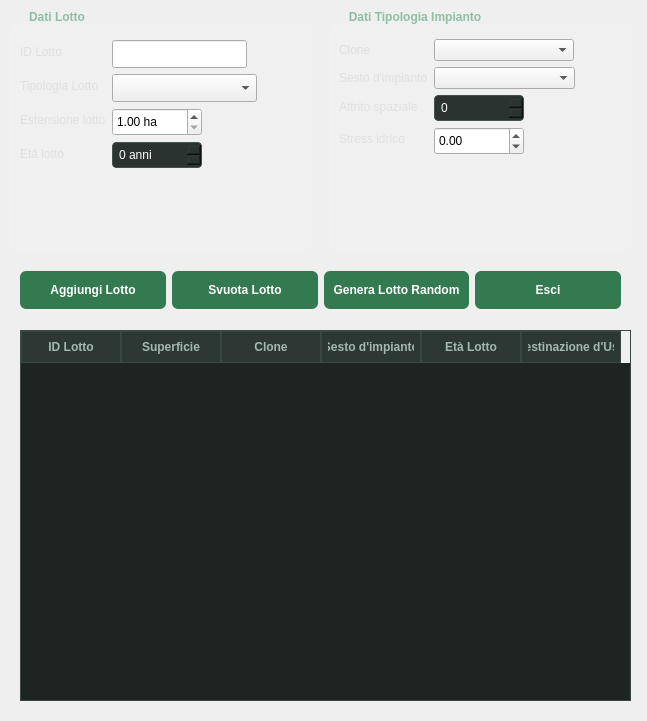
The window that GUI/form_lotti.ui (Seyen75/Gestione_Pioppeto) describes before a commit, drawn with Qt 5.
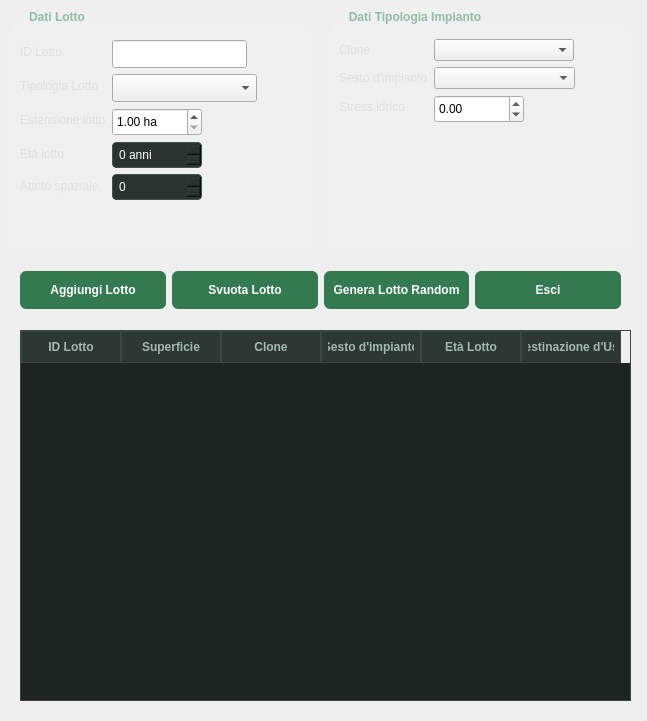
The same window after the commit.

```diff
--- a/GUI/form_lotti.ui
+++ b/GUI/form_lotti.ui
@@ -261,6 +261,26 @@
        </property>
       </widget>
      </item>
+     <item row="4" column="0">
+      <widget class="QLabel" name="label_7">
+       <property name="text">
+        <string>Attrito spaziale</string>
+       </property>
+      </widget>
+     </item>
+     <item row="4" column="1">
+      <widget class="QSpinBox" name="spin_attrito">
+       <property name="maximumSize">
+        <size>
+         <width>90</width>
+         <height>90</height>
+        </size>
+       </property>
+       <property name="maximum">
+        <number>10</number>
+       </property>
+      </widget>
+     </item>
     </layout>
    </widget>
   </widget>
@@ -374,7 +394,7 @@
       <x>9</x>
       <y>29</y>
       <width>281</width>
-      <height>140</height>
+      <height>112</height>
      </rect>
     </property>
     <layout class="QFormLayout" name="formLayout_2">
@@ -431,33 +451,13 @@
       </widget>
      </item>
      <item row="2" column="0">
-      <widget class="QLabel" name="label_7">
-       <property name="text">
-        <string>Attrito spaziale</string>
-       </property>
-      </widget>
-     </item>
-     <item row="2" column="1">
-      <widget class="QSpinBox" name="spin_attrito">
-       <property name="maximumSize">
-        <size>
-         <width>90</width>
-         <height>90</height>
-        </size>
-       </property>
-       <property name="maximum">
-        <number>10</number>
-       </property>
-      </widget>
-     </item>
-     <item row="3" column="0">
       <widget class="QLabel" name="label_6">
        <property name="text">
         <string>Stress idrico</string>
        </property>
       </widget>
      </item>
-     <item row="3" column="1">
+     <item row="2" column="1">
       <widget class="QDoubleSpinBox" name="spin_test_idrico">
        <property name="minimumSize">
         <size>
@@ -488,9 +488,9 @@
     <property name="geometry">
      <rect>
       <x>10</x>
-      <y>180</y>
+      <y>150</y>
       <width>271</width>
-      <height>51</height>
+      <height>81</height>
      </rect>
     </property>
     <property name="text">
```
Left out of the diff: 6 changed lines with no effect on the pictures.
